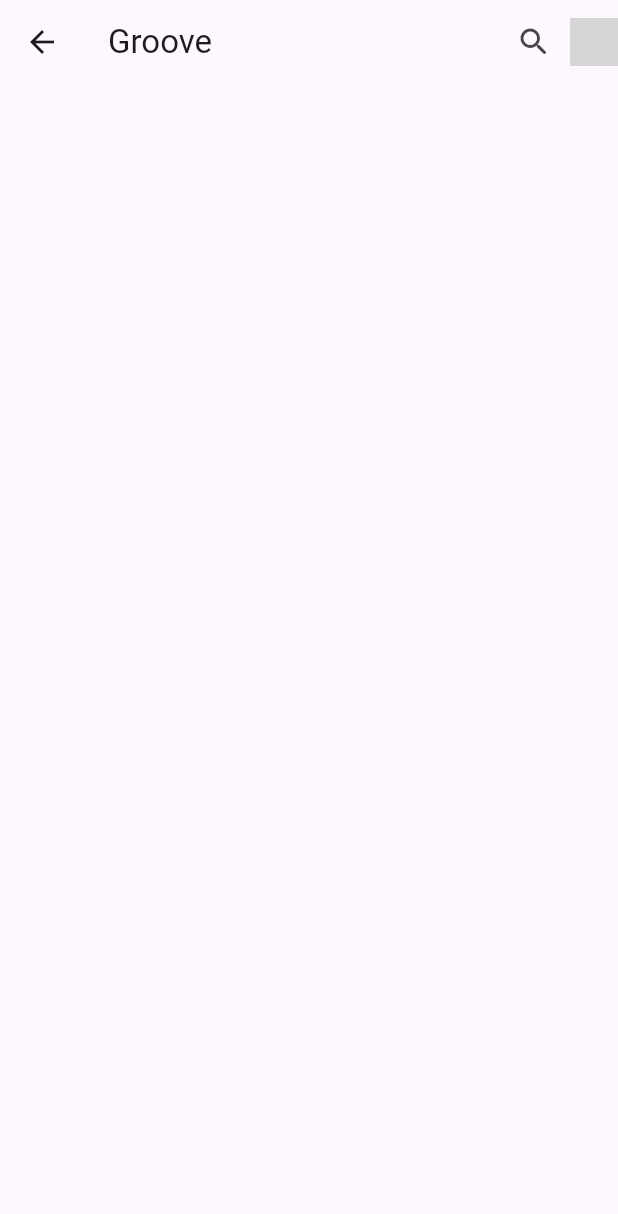
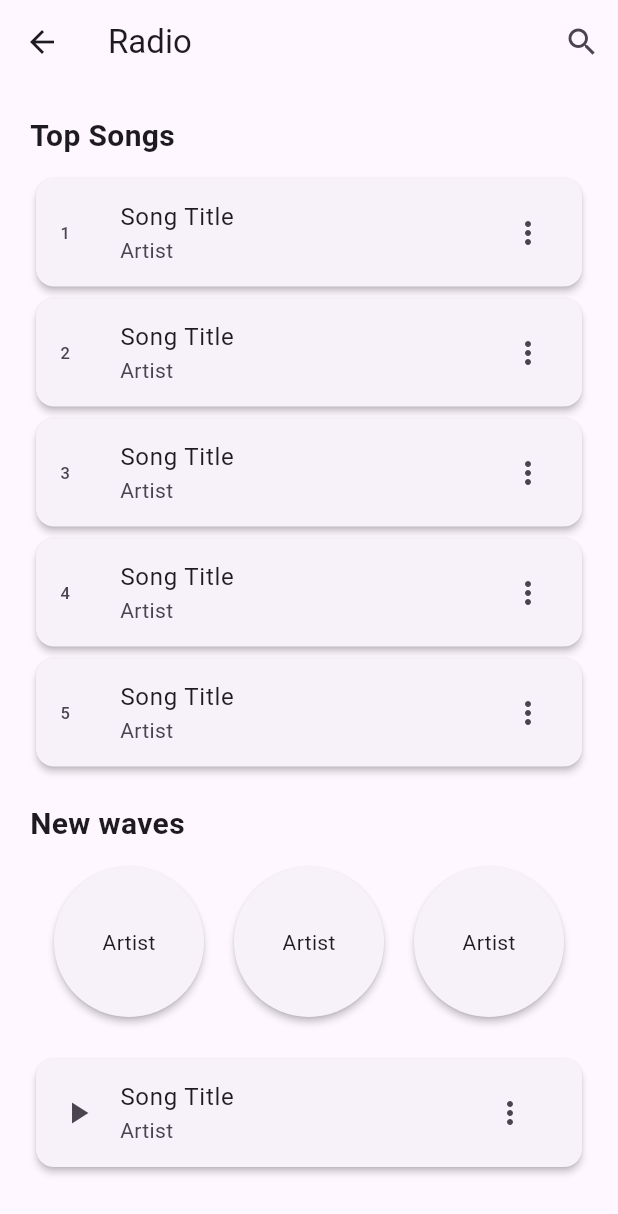
Before and after one commit to pktnnnnnn/ITDS283-Groove, a Flutter app: the RadioPage screen opened directly, on a phone screen of 412 x 824 dp. Shown: the top 1214 px of the screen. Run offline on Flutter 3.47's test engine with Material 3 defaults, Android fonts, the phone set to English and light mode, and no system bars; our stand-ins replace audio_video_progress_bar, cloud_firestore, firebase_core; accounts and stored records are empty; grey boxes are pictures that could not be loaded.

Commit message:
Modified Main,Home,Radio / Create Mylist page

```diff
--- a/lib/pages/Home.dart
+++ b/lib/pages/Home.dart
@@ -1,7 +1,8 @@
 import 'package:flutter/material.dart';
 import 'package:groove/pages/Song.dart';
 import 'package:groove/main.dart';
-
+import 'package:groove/pages/Mylist.dart';
+import 'package:groove/pages/Radio.dart';
 
 
 
@@ -19,7 +20,8 @@ class _MyAppState extends State<MyApp> {
   final List<Widget> _pages = [
     HomePage(),
     SongPage(),
-    LoginPage(),
+    RadioPage(),
+    MyListPage(),
   ];
 
   void _onItemTapped(int index) {
--- a/lib/pages/Radio.dart
+++ b/lib/pages/Radio.dart
@@ -13,9 +13,85 @@ class _RadioPageState extends State<RadioPage> {
   @override
   Widget build(BuildContext context) {
     return Scaffold(
-      appBar: MainAppBar(context),
+       appBar: AppBar(
+        title: Text('Radio'),
+        actions: [
+          IconButton(
+            icon: Icon(Icons.search),
+            onPressed: () {
+              // Add your search functionality here
+            },
+          ),
+        ],
+      ),
+      body: ListView(
+        padding: EdgeInsets.all(20.0),
+        children: [
+          Text(
+            'Top Songs',
+            style: TextStyle(fontSize: 20.0, fontWeight: FontWeight.bold),
+          ),
+          SizedBox(height: 10.0),
+          Column(
+            children: List.generate(
+              5,
+              (index) => Card(
+                elevation: 2.0,
+                child: ListTile(
+                  leading: Text('${index + 1}'),
+                  title: Text('Song Title'),
+                  subtitle: Text('Artist'),
+                  trailing: Icon(Icons.more_vert),
+                ),
+              ),
+            ),
+          ),
+          SizedBox(height: 20.0),
+          Text(
+            'New waves',
+            style: TextStyle(fontSize: 20.0, fontWeight: FontWeight.bold),
+          ),
+          SizedBox(height: 10.0),
+          Row(
+            mainAxisAlignment: MainAxisAlignment.spaceEvenly,
+            children: [
+              _buildCircularCard(),
+              _buildCircularCard(),
+              _buildCircularCard(),
+            ],
+          ),
+          SizedBox(height: 20.0),
+          Card(
+            elevation: 2.0,
+            child: ListTile(
+              leading: Icon(Icons.play_arrow),
+              title: Text('Song Title'),
+              subtitle: Text('Artist'),
+              trailing: IconButton(
+                icon: Icon(Icons.more_vert),
+                onPressed: () {
+                  // Add your more actions functionality here
+                },
+              ),
+            ),
+          ),
+        ],
+      ),
+
     );
   }
 
-
+  Widget _buildCircularCard() {
+    return Card(
+      elevation: 2.0,
+      shape: CircleBorder(),
+      child: Container(
+        width: 100.0,
+        height: 100.0,
+        child: Center(
+          child: Text('Artist'),
+        ),
+      ),
+    );
+  }
 }
```
Also changed, not shown: lib/main.dart (+56 -3 lines), lib/pages/Mylist.dart (added, +117 -0 lines).
